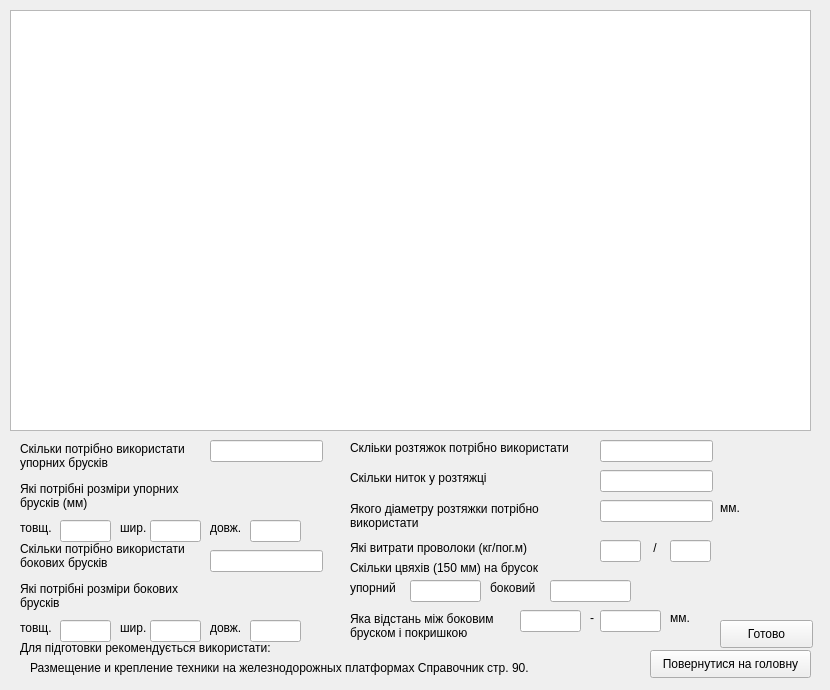
Qt form view/kraz_form.ui (Win9XCHI/Fastening_test) before a commit.
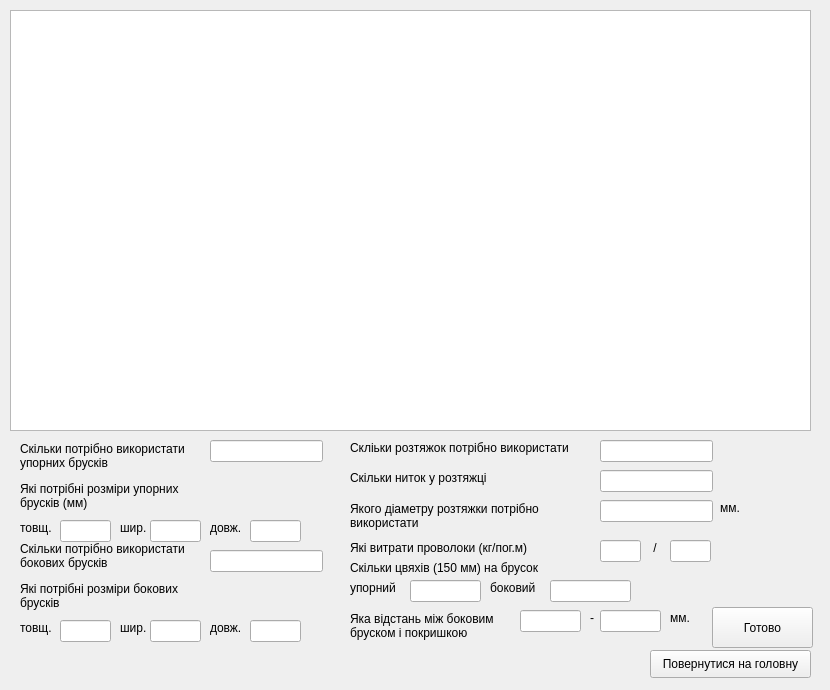
The same form after that commit.

Commit message: Added KRAZ_pl repository

The edit to the form file:
```diff
--- a/view/kraz_form.ui
+++ b/view/kraz_form.ui
@@ -118,32 +118,6 @@
 брусків</string>
    </property>
   </widget>
-  <widget class="QLabel" name="label_8">
-   <property name="geometry">
-    <rect>
-     <x>20</x>
-     <y>640</y>
-     <width>291</width>
-     <height>16</height>
-    </rect>
-   </property>
-   <property name="text">
-    <string>Для підготовки рекомендується використати:</string>
-   </property>
-  </widget>
-  <widget class="QLabel" name="label_9">
-   <property name="geometry">
-    <rect>
-     <x>30</x>
-     <y>660</y>
-     <width>551</width>
-     <height>16</height>
-    </rect>
-   </property>
-   <property name="text">
-    <string>Размещение и крепление техники на железнодорожных платформах Справочник стр. 90.</string>
-   </property>
-  </widget>
   <widget class="QLabel" name="label_10">
    <property name="geometry">
     <rect>
@@ -514,10 +488,10 @@
   <widget class="QPushButton" name="pushButton">
    <property name="geometry">
     <rect>
-     <x>720</x>
-     <y>620</y>
-     <width>93</width>
-     <height>28</height>
+     <x>712</x>
+     <y>607</y>
+     <width>101</width>
+     <height>41</height>
     </rect>
    </property>
    <property name="text">
```
The commit also changes 3 other files.
